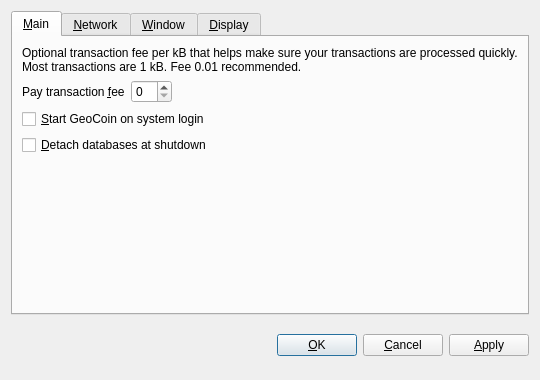
andarazoroflove/geocoin, file src/qt/forms/optionsdialog.ui: the form before one commit.
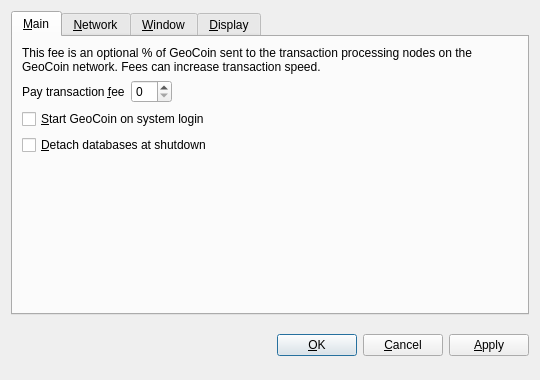
The form after the commit. The open tabs and pages were chosen to show the change. Custom widgets are drawn as their Qt base class.

Patch:
```diff
--- a/src/qt/forms/optionsdialog.ui
+++ b/src/qt/forms/optionsdialog.ui
@@ -33,7 +33,7 @@
        <item>
         <widget class="QLabel" name="transactionFeeInfoLabel">
          <property name="text">
-          <string>Optional transaction fee per kB that helps make sure your transactions are processed quickly. Most transactions are 1 kB. Fee 0.01 recommended.</string>
+          <string>This fee is an optional % of GeoCoin sent to the transaction processing nodes on the GeoCoin network. Fees can increase transaction speed.</string>
          </property>
          <property name="textFormat">
           <enum>Qt::PlainText</enum>
```
Left out of the diff: 2 changed lines with no effect on the pictures.
